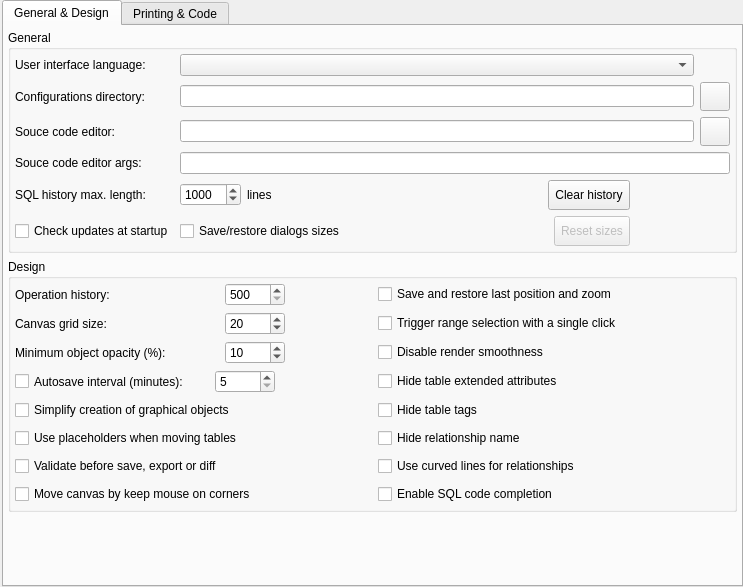
Before: the Qt Designer form libpgmodeler_ui/ui/generalconfigwidget.ui in pgmodeler/pgmodeler, drawn with Qt 5.
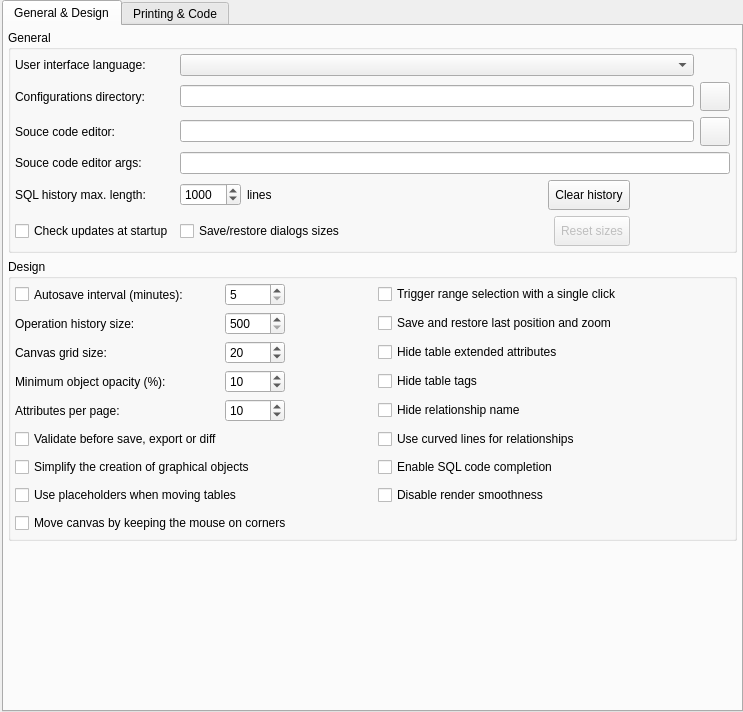
After: the same form once the commit is applied. Icons and pictures are not drawn.

Commit message: Added a configuration option to control attributes per pages in table/ views

```diff
--- a/libpgmodeler_ui/ui/generalconfigwidget.ui
+++ b/libpgmodeler_ui/ui/generalconfigwidget.ui
@@ -7,7 +7,7 @@
     <x>0</x>
     <y>0</y>
     <width>743</width>
-    <height>587</height>
+    <height>712</height>
    </rect>
   </property>
   <property name="minimumSize">
@@ -81,7 +81,96 @@
           <property name="horizontalSpacing">
            <number>10</number>
           </property>
-          <item row="2" column="0">
+          <item row="5" column="0">
+           <layout class="QHBoxLayout" name="horizontalLayout_22">
+            <item>
+             <widget class="QLabel" name="attributes_per_page_lbl">
+              <property name="sizePolicy">
+               <sizepolicy hsizetype="Preferred" vsizetype="Preferred">
+                <horstretch>0</horstretch>
+                <verstretch>0</verstretch>
+               </sizepolicy>
+              </property>
+              <property name="minimumSize">
+               <size>
+                <width>210</width>
+                <height>0</height>
+               </size>
+              </property>
+              <property name="text">
+               <string>Attributes per page:</string>
+              </property>
+             </widget>
+            </item>
+            <item>
+             <widget class="QSpinBox" name="attributes_per_page_spb">
+              <property name="sizePolicy">
+               <sizepolicy hsizetype="Minimum" vsizetype="Fixed">
+                <horstretch>0</horstretch>
+                <verstretch>0</verstretch>
+               </sizepolicy>
+              </property>
+              <property name="minimumSize">
+               <size>
+                <width>60</width>
+                <height>0</height>
+               </size>
+              </property>
+              <property name="statusTip">
+               <string>Defines the minimum amount of attributes visible per page on tables and view when the pagination is enabled on these objects.</string>
+              </property>
+              <property name="minimum">
+               <number>5</number>
+              </property>
+              <property name="maximum">
+               <number>100</number>
+              </property>
+              <property name="singleStep">
+               <number>5</number>
+              </property>
+              <property name="value">
+               <number>10</number>
+              </property>
+             </widget>
+            </item>
+            <item>
+             <spacer name="horizontalSpacer_11">
+              <property name="orientation">
+               <enum>Qt::Horizontal</enum>
+              </property>
+              <property name="sizeHint" stdset="0">
+               <size>
+                <width>40</width>
+                <height>20</height>
+               </size>
+              </property>
+             </spacer>
+            </item>
+            <item>
+             <widget class="QWidget" name="attributes_per_page_hint" native="true">
+              <property name="sizePolicy">
+               <sizepolicy hsizetype="Fixed" vsizetype="Fixed">
+                <horstretch>0</horstretch>
+                <verstretch>0</verstretch>
+               </sizepolicy>
+              </property>
+              <property name="minimumSize">
+               <size>
+                <width>22</width>
+                <height>22</height>
+               </size>
+              </property>
+              <property name="maximumSize">
+               <size>
+                <width>22</width>
+                <height>22</height>
+               </size>
+              </property>
+             </widget>
+            </item>
+           </layout>
+          </item>
+          <item row="4" column="0">
            <layout class="QHBoxLayout" name="horizontalLayout_17">
             <item>
              <widget class="QLabel" name="min_obj_opacity_lbl">
@@ -171,6 +260,178 @@
            </layout>
           </item>
           <item row="1" column="0">
+           <layout class="QHBoxLayout" name="horizontalLayout_2">
+            <item>
+             <widget class="QCheckBox" name="autosave_interv_chk">
+              <property name="sizePolicy">
+               <sizepolicy hsizetype="Fixed" vsizetype="Preferred">
+                <horstretch>0</horstretch>
+                <verstretch>0</verstretch>
+               </sizepolicy>
+              </property>
+              <property name="minimumSize">
+               <size>
+                <width>210</width>
+                <height>0</height>
+               </size>
+              </property>
+              <property name="toolTip">
+               <string/>
+              </property>
+              <property name="statusTip">
+               <string>Defines the period when the opened models will be saved automatically. The temporary models saving period will be defined as the half of the value defined here. If the autosave is disabled the temporary models saving will occur in a period of 5 minutes.</string>
+              </property>
+              <property name="text">
+               <string>Autosave interval (minutes):</string>
+              </property>
+             </widget>
+            </item>
+            <item>
+             <widget class="QSpinBox" name="autosave_interv_spb">
+              <property name="sizePolicy">
+               <sizepolicy hsizetype="Preferred" vsizetype="Fixed">
+                <horstretch>0</horstretch>
+                <verstretch>0</verstretch>
+               </sizepolicy>
+              </property>
+              <property name="minimumSize">
+               <size>
+                <width>60</width>
+                <height>0</height>
+               </size>
+              </property>
+              <property name="minimum">
+               <number>5</number>
+              </property>
+              <property name="maximum">
+               <number>30</number>
+              </property>
+              <property name="singleStep">
+               <number>5</number>
+              </property>
+             </widget>
+            </item>
+            <item>
+             <spacer name="horizontalSpacer_8">
+              <property name="orientation">
+               <enum>Qt::Horizontal</enum>
+              </property>
+              <property name="sizeHint" stdset="0">
+               <size>
+                <width>40</width>
+                <height>20</height>
+               </size>
+              </property>
+             </spacer>
+            </item>
+            <item>
+             <widget class="QWidget" name="autosave_hint" native="true">
+              <property name="sizePolicy">
+               <sizepolicy hsizetype="Fixed" vsizetype="Fixed">
+                <horstretch>0</horstretch>
+                <verstretch>0</verstretch>
+               </sizepolicy>
+              </property>
+              <property name="minimumSize">
+               <size>
+                <width>22</width>
+                <height>22</height>
+               </size>
+              </property>
+              <property name="maximumSize">
+               <size>
+                <width>22</width>
+                <height>22</height>
+               </size>
+              </property>
+             </widget>
+            </item>
+           </layout>
+          </item>
+          <item row="2" column="0">
+           <layout class="QHBoxLayout" name="horizontalLayout_3">
+            <item>
+             <widget class="QLabel" name="oplist_size_lbl">
+              <property name="sizePolicy">
+               <sizepolicy hsizetype="Fixed" vsizetype="Preferred">
+                <horstretch>0</horstretch>
+                <verstretch>0</verstretch>
+               </sizepolicy>
+              </property>
+              <property name="minimumSize">
+               <size>
+                <width>210</width>
+                <height>0</height>
+               </size>
+              </property>
+              <property name="text">
+               <string>Operation history size:</string>
+              </property>
+             </widget>
+            </item>
+            <item>
+             <widget class="QSpinBox" name="oplist_size_spb">
+              <property name="sizePolicy">
+               <sizepolicy hsizetype="Minimum" vsizetype="Fixed">
+                <horstretch>0</horstretch>
+                <verstretch>0</verstretch>
+               </sizepolicy>
+              </property>
+              <property name="minimumSize">
+               <size>
+                <width>60</width>
+                <height>0</height>
+               </size>
+              </property>
+              <property name="statusTip">
+               <string>Defines the maximum amount of elements held in the operation history. Once reached the maximum number the history is automatically cleaned.</string>
+              </property>
+              <property name="minimum">
+               <number>500</number>
+              </property>
+              <property name="maximum">
+               <number>1000</number>
+              </property>
+             </widget>
+            </item>
+            <item>
+             <spacer name="horizontalSpacer_6">
+              <property name="orientation">
+               <enum>Qt::Horizontal</enum>
+              </property>
+              <property name="sizeHint" stdset="0">
+               <size>
+                <width>40</width>
+                <height>20</height>
+               </size>
+              </property>
+             </spacer>
+            </item>
+            <item>
+             <widget class="QWidget" name="op_history_hint" native="true">
+              <property name="sizePolicy">
+               <sizepolicy hsizetype="Fixed" vsizetype="Fixed">
+                <horstretch>0</horstretch>
+                <verstretch>0</verstretch>
+               </sizepolicy>
+              </property>
+              <property name="minimumSize">
+               <size>
+                <width>22</width>
+                <height>22</height>
+               </size>
+              </property>
+              <property name="maximumSize">
+               <size>
+                <width>22</width>
+                <height>22</height>
+               </size>
+              </property>
+             </widget>
+            </item>
+           </layout>
+          </item>
+          <item row="3" column="0">
            <layout class="QHBoxLayout" name="horizontalLayout_4">
             <item>
              <widget class="QLabel" name="grid_size_lbl">
@@ -263,11 +524,11 @@
            </layout>
           </item>
           <item row="7" column="0">
-           <layout class="QHBoxLayout" name="horizontalLayout_12">
+           <layout class="QHBoxLayout" name="horizontalLayout_10">
             <item>
-             <widget class="QCheckBox" name="corner_move_chk">
+             <widget class="QCheckBox" name="simple_obj_creation_chk">
               <property name="sizePolicy">
-               <sizepolicy hsizetype="Expanding" vsizetype="Fixed">
+               <sizepolicy hsizetype="Preferred" vsizetype="Fixed">
                 <horstretch>0</horstretch>
                 <verstretch>0</verstretch>
                </sizepolicy>
@@ -279,7 +540,7 @@
                <string>Start move the canvas when the cursor is on the canvas edges</string>
               </property>
               <property name="text">
-               <string>Move canvas by keep mouse on corners</string>
+               <string>Simplify the creation of graphical objects</string>
               </property>
               <property name="checked">
                <bool>false</bool>
@@ -287,7 +548,7 @@
              </widget>
             </item>
             <item>
-             <widget class="QWidget" name="corner_move_hint" native="true">
+             <widget class="QWidget" name="simp_obj_creation_hint" native="true">
               <property name="sizePolicy">
                <sizepolicy hsizetype="Fixed" vsizetype="Fixed">
                 <horstretch>0</horstretch>
@@ -310,7 +571,52 @@
             </item>
            </layout>
           </item>
-          <item row="0" column="1">
+          <item row="8" column="0">
+           <layout class="QHBoxLayout" name="horizontalLayout_15">
+            <item>
+             <widget class="QCheckBox" name="use_placeholders_chk">
+              <property name="sizePolicy">
+               <sizepolicy hsizetype="Expanding" vsizetype="Fixed">
+                <horstretch>0</horstretch>
+                <verstretch>0</verstretch>
+               </sizepolicy>
+              </property>
+              <property name="toolTip">
+               <string/>
+              </property>
+              <property name="statusTip">
+               <string>When enabled this option creates a placeholder object at the previous table's position when starting to move it. This will cause graphical updates on relationship lines to be performed only when the drag &amp; drop action is done improving the performance. Disabling placeholders will cause those updates to be executed every time the table's position changes a single pixel (classical behavior).</string>
+              </property>
+              <property name="text">
+               <string>Use placeholders when moving tables</string>
+              </property>
+             </widget>
+            </item>
+            <item>
+             <widget class="QWidget" name="use_placeholders_hint" native="true">
+              <property name="sizePolicy">
+               <sizepolicy hsizetype="Fixed" vsizetype="Fixed">
+                <horstretch>0</horstretch>
+                <verstretch>0</verstretch>
+               </sizepolicy>
+              </property>
+              <property name="minimumSize">
+               <size>
+                <width>22</width>
+                <height>22</height>
+               </size>
+              </property>
+              <property name="maximumSize">
+               <size>
+                <width>22</width>
+                <height>22</height>
+               </size>
+              </property>
+             </widget>
+            </item>
+           </layout>
+          </item>
+          <item row="2" column="1">
            <layout class="QHBoxLayout" name="horizontalLayout_13">
             <item>
              <widget class="QCheckBox" name="save_last_pos_chk">
@@ -493,403 +799,6 @@
             </item>
            </layout>
           </item>
-          <item row="0" column="0">
-           <layout class="QHBoxLayout" name="horizontalLayout_3">
-            <item>
-             <widget class="QLabel" name="oplist_size_lbl">
-              <property name="sizePolicy">
-               <sizepolicy hsizetype="Fixed" vsizetype="Preferred">
-                <horstretch>0</horstretch>
-                <verstretch>0</verstretch>
-               </sizepolicy>
-              </property>
-              <property name="minimumSize">
-               <size>
-                <width>210</width>
-                <height>0</height>
-               </size>
-              </property>
-              <property name="text">
-               <string>Operation history:</string>
-              </property>
-             </widget>
-            </item>
-            <item>
-             <widget class="QSpinBox" name="oplist_size_spb">
-              <property name="sizePolicy">
-               <sizepolicy hsizetype="Minimum" vsizetype="Fixed">
-                <horstretch>0</horstretch>
-                <verstretch>0</verstretch>
-               </sizepolicy>
-              </property>
-              <property name="minimumSize">
-               <size>
-                <width>60</width>
-                <height>0</height>
-               </size>
-              </property>
-              <property name="statusTip">
-               <string>Defines the maximum amount of elements held in the operation history. Once reached the maximum number the history is automatically cleaned.</string>
-              </property>
-              <property name="minimum">
-               <number>500</number>
-              </property>
-              <property name="maximum">
-               <number>1000</number>
-              </property>
-             </widget>
-            </item>
-            <item>
-             <spacer name="horizontalSpacer_6">
-              <property name="orientation">
-               <enum>Qt::Horizontal</enum>
-              </property>
-              <property name="sizeHint" stdset="0">
-               <size>
-                <width>40</width>
-                <height>20</height>
-               </size>
-              </property>
-             </spacer>
-            </item>
-            <item>
-             <widget class="QWidget" name="op_history_hint" native="true">
-              <property name="sizePolicy">
-               <sizepolicy hsizetype="Fixed" vsizetype="Fixed">
-                <horstretch>0</horstretch>
-                <verstretch>0</verstretch>
-               </sizepolicy>
-              </property>
-              <property name="minimumSize">
-               <size>
-                <width>22</width>
-                <height>22</height>
-               </size>
-              </property>
-              <property name="maximumSize">
-               <size>
-                <width>22</width>
-                <height>22</height>
-               </size>
-              </property>
-             </widget>
-            </item>
-           </layout>
-          </item>
-          <item row="6" column="0">
-           <layout class="QHBoxLayout" name="horizontalLayout_14">
-            <item>
-             <widget class="QCheckBox" name="confirm_validation_chk">
-              <property name="toolTip">
-               <string/>
-              </property>
-              <property name="statusTip">
-               <string>Triggers a dialog asking the user to validate the model before a save, export or diff operation.</string>
-              </property>
-              <property name="text">
-               <string>Validate before save, export or diff</string>
-              </property>
-              <property name="checked">
-               <bool>false</bool>
-              </property>
-             </widget>
-            </item>
-            <item>
-             <widget class="QWidget" name="confirm_validation_hint" native="true">
-              <property name="sizePolicy">
-               <sizepolicy hsizetype="Fixed" vsizetype="Fixed">
-                <horstretch>0</horstretch>
-                <verstretch>0</verstretch>
-               </sizepolicy>
-              </property>
-              <property name="minimumSize">
-               <size>
-                <width>22</width>
-                <height>22</height>
-               </size>
-              </property>
-              <property name="maximumSize">
-               <size>
-                <width>22</width>
-                <height>22</height>
-               </size>
-              </property>
-             </widget>
-            </item>
-           </layout>
-          </item>
-          <item row="3" column="0">
-           <layout class="QHBoxLayout" name="horizontalLayout_2">
-            <item>
-             <widget class="QCheckBox" name="autosave_interv_chk">
-              <property name="sizePolicy">
-               <sizepolicy hsizetype="Fixed" vsizetype="Preferred">
-                <horstretch>0</horstretch>
-                <verstretch>0</verstretch>
-               </sizepolicy>
-              </property>
-              <property name="minimumSize">
-               <size>
-                <width>200</width>
-                <height>0</height>
-               </size>
-              </property>
-              <property name="toolTip">
-               <string/>
-              </property>
-              <property name="statusTip">
-               <string>Defines the period when the opened models will be saved automatically. The temporary models saving period will be defined as the half of the value defined here. If the autosave is disabled the temporary models saving will occur in a period of 5 minutes.</string>
-              </property>
-              <property name="text">
-               <string>Autosave interval (minutes):</string>
-              </property>
-             </widget>
-            </item>
-            <item>
-             <widget class="QSpinBox" name="autosave_interv_spb">
-              <property name="sizePolicy">
-               <sizepolicy hsizetype="Preferred" vsizetype="Fixed">
-                <horstretch>0</horstretch>
-                <verstretch>0</verstretch>
-               </sizepolicy>
-              </property>
-              <property name="minimumSize">
-               <size>
-                <width>60</width>
-                <height>0</height>
-               </size>
-              </property>
-              <property name="minimum">
-               <number>5</number>
-              </property>
-              <property name="maximum">
-               <number>30</number>
-              </property>
-              <property name="singleStep">
-               <number>5</number>
-              </property>
-             </widget>
-            </item>
-            <item>
-             <spacer name="horizontalSpacer_8">
-              <property name="orientation">
-               <enum>Qt::Horizontal</enum>
-              </property>
-              <property name="sizeHint" stdset="0">
-               <size>
-                <width>40</width>
-                <height>20</height>
-               </size>
-              </property>
-             </spacer>
-            </item>
-            <item>
-             <widget class="QWidget" name="autosave_hint" native="true">
-              <property name="sizePolicy">
-               <sizepolicy hsizetype="Fixed" vsizetype="Fixed">
-                <horstretch>0</horstretch>
-                <verstretch>0</verstretch>
-               </sizepolicy>
-              </property>
-              <property name="minimumSize">
-               <size>
-                <width>22</width>
-                <height>22</height>
-               </size>
-              </property>
-              <property name="maximumSize">
-               <size>
-                <width>22</width>
-                <height>22</height>
-               </size>
-              </property>
-             </widget>
-            </item>
-           </layout>
-          </item>
-          <item row="2" column="1">
-           <layout class="QHBoxLayout" name="horizontalLayout_9">
-            <item>
-             <widget class="QCheckBox" name="disable_smooth_chk">
-              <property name="sizePolicy">
-               <sizepolicy hsizetype="Expanding" vsizetype="Fixed">
-                <horstretch>0</horstretch>
-                <verstretch>0</verstretch>
-               </sizepolicy>
-              </property>
-              <property name="toolTip">
-               <string/>
-              </property>
-              <property name="statusTip">
-               <string> Disable the antialiasing for lines and texts improving performance when handling huge models.</string>
-              </property>
-              <property name="text">
-               <string>Disable render smoothness</string>
-              </property>
-             </widget>
-            </item>
-            <item>
-             <widget class="QWidget" name="disable_smooth_hint" native="true">
-              <property name="sizePolicy">
-               <sizepolicy hsizetype="Fixed" vsizetype="Fixed">
-                <horstretch>0</horstretch>
-                <verstretch>0</verstretch>
-               </sizepolicy>
-              </property>
-              <property name="minimumSize">
-               <size>
-                <width>22</width>
-                <height>22</height>
-               </size>
-              </property>
-              <property name="maximumSize">
-               <size>
-                <width>22</width>
-                <height>22</height>
-               </size>
-              </property>
-             </widget>
-            </item>
-           </layout>
-          </item>
-          <item row="4" column="0">
-           <layout class="QHBoxLayout" name="horizontalLayout_10">
-            <item>
-             <widget class="QCheckBox" name="simple_obj_creation_chk">
-              <property name="sizePolicy">
-               <sizepolicy hsizetype="Preferred" vsizetype="Fixed">
-                <horstretch>0</horstretch>
-                <verstretch>0</verstretch>
-               </sizepolicy>
-              </property>
-              <property name="toolTip">
-               <string/>
-              </property>
-              <property name="statusTip">
-               <string>Graphical objects (table, views and textboxes) will be created in a single step without the need to click on canvas </string>
-              </property>
-              <property name="text">
-               <string>Simplify creation of graphical objects</string>
-              </property>
-              <property name="checked">
-               <bool>false</bool>
-              </property>
-             </widget>
-            </item>
-            <item>
-             <widget class="QWidget" name="simp_obj_creation_hint" native="true">
-              <property name="sizePolicy">
-               <sizepolicy hsizetype="Fixed" vsizetype="Fixed">
-                <horstretch>0</horstretch>
-                <verstretch>0</verstretch>
-               </sizepolicy>
-              </property>
-              <property name="minimumSize">
-               <size>
-                <width>22</width>
-                <height>22</height>
-               </size>
-              </property>
-              <property name="maximumSize">
-               <size>
-                <width>22</width>
-                <height>22</height>
-               </size>
-              </property>
-             </widget>
-            </item>
-           </layout>
-          </item>
-          <item row="7" column="1">
-           <layout class="QHBoxLayout" name="horizontalLayout_16">
-            <item>
-             <widget class="QCheckBox" name="code_completion_chk">
-              <property name="sizePolicy">
-               <sizepolicy hsizetype="Preferred" vsizetype="Fixed">
-                <horstretch>0</horstretch>
-                <verstretch>0</verstretch>
-               </sizepolicy>
-              </property>
-              <property name="toolTip">
-               <string/>
-              </property>
-              <property name="statusTip">
-               <string>Toggles the code completion in all fields that accepts the input of SQL commands.</string>
-              </property>
-              <property name="text">
-               <string>Enable SQL code completion</string>
-              </property>
-             </widget>
-            </item>
-            <item>
-             <widget class="QWidget" name="code_completion_hint" native="true">
-              <property name="sizePolicy">
-               <sizepolicy hsizetype="Fixed" vsizetype="Fixed">
-                <horstretch>0</horstretch>
-                <verstretch>0</verstretch>
-               </sizepolicy>
-              </property>
-              <property name="minimumSize">
-               <size>
-                <width>22</width>
-                <height>22</height>
-               </size>
-              </property>
-              <property name="maximumSize">
-               <size>
-                <width>22</width>
-                <height>22</height>
-               </size>
-              </property>
-             </widget>
-            </item>
-           </layout>
-          </item>
-          <item row="5" column="0">
-           <layout class="QHBoxLayout" name="horizontalLayout_15">
-            <item>
-             <widget class="QCheckBox" name="use_placeholders_chk">
-              <property name="sizePolicy">
-               <sizepolicy hsizetype="Expanding" vsizetype="Fixed">
-                <horstretch>0</horstretch>
-                <verstretch>0</verstretch>
-               </sizepolicy>
-              </property>
-              <property name="toolTip">
-               <string/>
-              </property>
-              <property name="statusTip">
-               <string>When enabled this option creates a placeholder object at the previous table's position when starting to move it. This will cause graphical updates on relationship lines to be performed only when the drag &amp; drop action is done improving the performance. Disabling placeholders will cause those updates to be executed every time the table's position changes a single pixel (classical behavior).</string>
-              </property>
-              <property name="text">
-               <string>Use placeholders when moving tables</string>
-              </property>
-             </widget>
-            </item>
-            <item>
-             <widget class="QWidget" name="use_placeholders_hint" native="true">
-              <property name="sizePolicy">
-               <sizepolicy hsizetype="Fixed" vsizetype="Fixed">
-                <horstretch>0</horstretch>
-                <verstretch>0</verstretch>
-               </sizepolicy>
-              </property>
-              <property name="minimumSize">
-               <size>
-                <width>22</width>
-                <height>22</height>
-               </size>
-              </property>
-              <property name="maximumSize">
-               <size>
-                <width>22</width>
-                <height>22</height>
-               </size>
-              </property>
-             </widget>
-            </item>
-           </layout>
-          </item>
           <item row="5" column="1">
            <layout class="QHBoxLayout" name="horizontalLayout_8">
             <item>
@@ -935,6 +844,96 @@
             </item>
            </layout>
           </item>
+          <item row="6" column="0">
+           <layout class="QHBoxLayout" name="horizontalLayout_14">
+            <item>
+             <widget class="QCheckBox" name="confirm_validation_chk">
+              <property name="toolTip">
+               <string/>
+              </property>
+              <property name="statusTip">
+               <string>Triggers a dialog asking the user to validate the model before a save, export or diff operation.</string>
+              </property>
+              <property name="text">
+               <string>Validate before save, export or diff</string>
+              </property>
+              <property name="checked">
+               <bool>false</bool>
+              </property>
+             </widget>
+            </item>
+            <item>
+             <widget class="QWidget" name="confirm_validation_hint" native="true">
+              <property name="sizePolicy">
+               <sizepolicy hsizetype="Fixed" vsizetype="Fixed">
+                <horstretch>0</horstretch>
+                <verstretch>0</verstretch>
+               </sizepolicy>
+              </property>
+              <property name="minimumSize">
+               <size>
+                <width>22</width>
+                <height>22</height>
+               </size>
+              </property>
+              <property name="maximumSize">
+               <size>
+                <width>22</width>
+                <height>22</height>
+               </size>
+              </property>
+             </widget>
+            </item>
+           </layout>
+          </item>
+          <item row="9" column="0">
+           <layout class="QHBoxLayout" name="horizontalLayout_12">
+            <item>
+             <widget class="QCheckBox" name="corner_move_chk">
+              <property name="sizePolicy">
+               <sizepolicy hsizetype="Expanding" vsizetype="Fixed">
+                <horstretch>0</horstretch>
+                <verstretch>0</verstretch>
+               </sizepolicy>
+              </property>
+              <property name="toolTip">
+               <string/>
+              </property>
+              <property name="statusTip">
+               <string>Start move the canvas when the cursor is on the canvas edges</string>
+              </property>
+              <property name="text">
+               <string>Move canvas by keeping the mouse on corners</string>
+              </property>
+              <property name="checked">
+               <bool>false</bool>
+              </property>
+             </widget>
+            </item>
+            <item>
+             <widget class="QWidget" name="corner_move_hint" native="true">
+              <property name="sizePolicy">
+               <sizepolicy hsizetype="Fixed" vsizetype="Fixed">
+                <horstretch>0</horstretch>
+                <verstretch>0</verstretch>
+               </sizepolicy>
+              </property>
+              <property name="minimumSize">
+               <size>
+                <width>22</width>
+                <height>22</height>
+               </size>
+              </property>
+              <property name="maximumSize">
+               <size>
+                <width>22</width>
+                <height>22</height>
+               </size>
+              </property>
+             </widget>
+            </item>
+           </layout>
+          </item>
           <item row="6" column="1">
            <layout class="QHBoxLayout" name="horizontalLayout_20">
             <item>
@@ -980,6 +979,96 @@
             </item>
            </layout>
           </item>
+          <item row="7" column="1">
+           <layout class="QHBoxLayout" name="horizontalLayout_16">
+            <item>
+             <widget class="QCheckBox" name="code_completion_chk">
+              <property name="sizePolicy">
+               <sizepolicy hsizetype="Preferred" vsizetype="Fixed">
+                <horstretch>0</horstretch>
+                <verstretch>0</verstretch>
+               </sizepolicy>
+              </property>
+              <property name="toolTip">
+               <string/>
+              </property>
+              <property name="statusTip">
+               <string>Toggles the code completion in all fields that accepts the input of SQL commands.</string>
+              </property>
+              <property name="text">
+               <string>Enable SQL code completion</string>
+              </property>
+             </widget>
+            </item>
+            <item>
+             <widget class="QWidget" name="code_completion_hint" native="true">
+              <property name="sizePolicy">
+               <sizepolicy hsizetype="Fixed" vsizetype="Fixed">
+                <horstretch>0</horstretch>
+                <verstretch>0</verstretch>
+               </sizepolicy>
+              </property>
+              <property name="minimumSize">
+               <size>
+                <width>22</width>
+                <height>22</height>
+               </size>
+              </property>
+              <property name="maximumSize">
+               <size>
+                <width>22</width>
+                <height>22</height>
+               </size>
+              </property>
+             </widget>
+            </item>
+           </layout>
+          </item>
+          <item row="8" column="1">
+           <layout class="QHBoxLayout" name="horizontalLayout_9">
+            <item>
+             <widget class="QCheckBox" name="disable_smooth_chk">
+              <property name="sizePolicy">
+               <sizepolicy hsizetype="Expanding" vsizetype="Fixed">
+                <horstretch>0</horstretch>
+                <verstretch>0</verstretch>
+               </sizepolicy>
+              </property>
+              <property name="toolTip">
+               <string/>
+              </property>
+              <property name="statusTip">
+               <string> Disable the antialiasing for lines and texts improving performance when handling huge models.</string>
+              </property>
+              <property name="text">
+               <string>Disable render smoothness</string>
+              </property>
+             </widget>
+            </item>
+            <item>
+             <widget class="QWidget" name="disable_smooth_hint" native="true">
+              <property name="sizePolicy">
+               <sizepolicy hsizetype="Fixed" vsizetype="Fixed">
+                <horstretch>0</horstretch>
+                <verstretch>0</verstretch>
+               </sizepolicy>
+              </property>
+              <property name="minimumSize">
+               <size>
+                <width>22</width>
+                <height>22</height>
+               </size>
+              </property>
+              <property name="maximumSize">
+               <size>
+                <width>22</width>
+                <height>22</height>
+               </size>
+              </property>
+             </widget>
+            </item>
+           </layout>
+          </item>
          </layout>
         </widget>
        </item>
```
Left out of the diff: 2 changed lines with no effect on the pictures. The commit also changes 8 other files.
